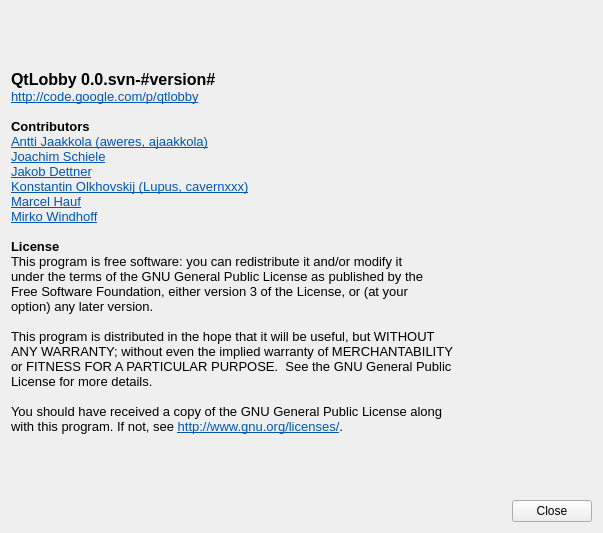
The window that ui/AboutWidget.ui (tizbac/qtlobby) describes before a commit, drawn with Qt 5.
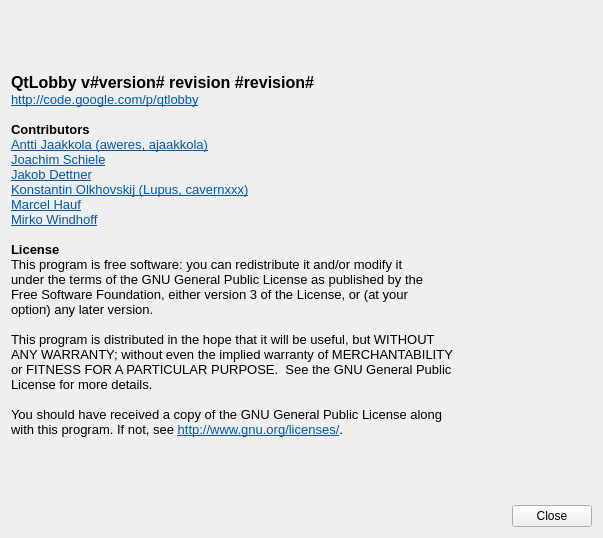
The same window after the commit. Icons and pictures are not drawn.

Commit message: introduced version /sayver command

Patch:
```diff
--- a/ui/AboutWidget.ui
+++ b/ui/AboutWidget.ui
@@ -7,7 +7,7 @@
     <x>0</x>
     <y>0</y>
     <width>603</width>
-    <height>533</height>
+    <height>538</height>
    </rect>
   </property>
   <property name="windowTitle">
@@ -22,30 +22,30 @@
         <string>&lt;!DOCTYPE HTML PUBLIC &quot;-//W3C//DTD HTML 4.0//EN&quot; &quot;http://www.w3.org/TR/REC-html40/strict.dtd&quot;&gt;
 &lt;html&gt;&lt;head&gt;&lt;meta name=&quot;qrichtext&quot; content=&quot;1&quot; /&gt;&lt;style type=&quot;text/css&quot;&gt;
 p, li { white-space: pre-wrap; }
-&lt;/style&gt;&lt;/head&gt;&lt;body style=&quot; font-family:'Verdana'; font-size:10pt; font-weight:400; font-style:normal;&quot;&gt;
+&lt;/style&gt;&lt;/head&gt;&lt;body style=&quot; font-family:'DejaVu Sans'; font-size:9pt; font-weight:400; font-style:normal;&quot;&gt;
 &lt;p style=&quot; margin-top:0px; margin-bottom:0px; margin-left:0px; margin-right:0px; -qt-block-indent:0; text-indent:0px;&quot;&gt;&lt;img src=&quot;:/icons/qtlobby-logo-64x64.png&quot; /&gt;&lt;/p&gt;
-&lt;p style=&quot; margin-top:0px; margin-bottom:0px; margin-left:0px; margin-right:0px; -qt-block-indent:0; text-indent:0px;&quot;&gt;&lt;span style=&quot; font-size:12pt; font-weight:600;&quot;&gt;QtLobby 0.0.svn-#version#&lt;/span&gt;&lt;/p&gt;
-&lt;p style=&quot; margin-top:0px; margin-bottom:0px; margin-left:0px; margin-right:0px; -qt-block-indent:0; text-indent:0px;&quot;&gt;&lt;a href=&quot;http://code.google.com/p/qtlobby/&quot;&gt;&lt;span style=&quot; text-decoration: underline; color:#0057ae;&quot;&gt;http://code.google.com/p/qtlobby&lt;/span&gt;&lt;/a&gt;&lt;/p&gt;
-&lt;p style=&quot;-qt-paragraph-type:empty; margin-top:0px; margin-bottom:0px; margin-left:0px; margin-right:0px; -qt-block-indent:0; text-indent:0px; font-family:'Sans Serif';&quot;&gt;&lt;/p&gt;
-&lt;p style=&quot; margin-top:0px; margin-bottom:0px; margin-left:0px; margin-right:0px; -qt-block-indent:0; text-indent:0px;&quot;&gt;&lt;span style=&quot; font-family:'Sans Serif'; font-weight:600;&quot;&gt;Contributors&lt;/span&gt;&lt;/p&gt;
-&lt;p style=&quot; margin-top:0px; margin-bottom:0px; margin-left:0px; margin-right:0px; -qt-block-indent:0; text-indent:0px;&quot;&gt;&lt;a href=&quot;http://code.google.com/u/ajaakkola/&quot;&gt;&lt;span style=&quot; text-decoration: underline; color:#0057ae;&quot;&gt;Antti Jaakkola (aweres, ajaakkola)&lt;/span&gt;&lt;/a&gt;&lt;/p&gt;
-&lt;p style=&quot; margin-top:0px; margin-bottom:0px; margin-left:0px; margin-right:0px; -qt-block-indent:0; text-indent:0px;&quot;&gt;&lt;a href=&quot;http://lastlog.de&quot;&gt;&lt;span style=&quot; text-decoration: underline; color:#0057ae;&quot;&gt;Joachim Schiele&lt;/span&gt;&lt;/a&gt;&lt;/p&gt;
-&lt;p style=&quot; margin-top:0px; margin-bottom:0px; margin-left:0px; margin-right:0px; -qt-block-indent:0; text-indent:0px;&quot;&gt;&lt;a href=&quot;http://jakob.dettner.de&quot;&gt;&lt;span style=&quot; text-decoration: underline; color:#0057ae;&quot;&gt;Jakob Dettner&lt;/span&gt;&lt;/a&gt;&lt;/p&gt;
-&lt;p style=&quot; margin-top:0px; margin-bottom:0px; margin-left:0px; margin-right:0px; -qt-block-indent:0; text-indent:0px;&quot;&gt;&lt;a href=&quot;http://code.google.com/u/cavernxxx/&quot;&gt;&lt;span style=&quot; text-decoration: underline; color:#0057ae;&quot;&gt;Konstantin Olkhovskij (Lupus, cavernxxx)&lt;/span&gt;&lt;/a&gt;&lt;/p&gt;
-&lt;p style=&quot; margin-top:0px; margin-bottom:0px; margin-left:0px; margin-right:0px; -qt-block-indent:0; text-indent:0px;&quot;&gt;&lt;a href=&quot;http://code.google.com/u/marcel.hauf/&quot;&gt;&lt;span style=&quot; text-decoration: underline; color:#0057ae;&quot;&gt;Marcel Hauf&lt;/span&gt;&lt;/a&gt;&lt;/p&gt;
-&lt;p style=&quot; margin-top:0px; margin-bottom:0px; margin-left:0px; margin-right:0px; -qt-block-indent:0; text-indent:0px;&quot;&gt;&lt;a href=&quot;http://mirko.windhoff.net&quot;&gt;&lt;span style=&quot; text-decoration: underline; color:#0057ae;&quot;&gt;Mirko Windhoff&lt;/span&gt;&lt;/a&gt;&lt;/p&gt;
-&lt;p style=&quot;-qt-paragraph-type:empty; margin-top:0px; margin-bottom:0px; margin-left:0px; margin-right:0px; -qt-block-indent:0; text-indent:0px; font-family:'Sans Serif';&quot;&gt;&lt;/p&gt;
-&lt;p style=&quot; margin-top:0px; margin-bottom:0px; margin-left:0px; margin-right:0px; -qt-block-indent:0; text-indent:0px;&quot;&gt;&lt;span style=&quot; font-family:'Sans Serif'; font-weight:600;&quot;&gt;License&lt;/span&gt;&lt;/p&gt;
-&lt;p style=&quot; margin-top:0px; margin-bottom:0px; margin-left:0px; margin-right:0px; -qt-block-indent:0; text-indent:0px;&quot;&gt;&lt;span style=&quot; font-family:'Sans Serif';&quot;&gt;This program is free software: you can redistribute it and/or modify it &lt;/span&gt;&lt;/p&gt;
-&lt;p style=&quot; margin-top:0px; margin-bottom:0px; margin-left:0px; margin-right:0px; -qt-block-indent:0; text-indent:0px;&quot;&gt;&lt;span style=&quot; font-family:'Sans Serif';&quot;&gt;under the terms of the GNU General Public License as published by the &lt;/span&gt;&lt;/p&gt;
-&lt;p style=&quot; margin-top:0px; margin-bottom:0px; margin-left:0px; margin-right:0px; -qt-block-indent:0; text-indent:0px;&quot;&gt;&lt;span style=&quot; font-family:'Sans Serif';&quot;&gt;Free Software Foundation, either version 3 of the License, or (at your &lt;/span&gt;&lt;/p&gt;
-&lt;p style=&quot; margin-top:0px; margin-bottom:0px; margin-left:0px; margin-right:0px; -qt-block-indent:0; text-indent:0px;&quot;&gt;&lt;span style=&quot; font-family:'Sans Serif';&quot;&gt;option) any later version.&lt;/span&gt;&lt;/p&gt;
-&lt;p style=&quot; margin-top:0px; margin-bottom:0px; margin-left:0px; margin-right:0px; -qt-block-indent:0; text-indent:0px;&quot;&gt;&lt;span style=&quot; font-family:'Sans Serif';&quot;&gt;&lt;br /&gt;This program is distributed in the hope that it will be useful, but WITHOUT &lt;/span&gt;&lt;/p&gt;
-&lt;p style=&quot; margin-top:0px; margin-bottom:0px; margin-left:0px; margin-right:0px; -qt-block-indent:0; text-indent:0px;&quot;&gt;&lt;span style=&quot; font-family:'Sans Serif';&quot;&gt;ANY WARRANTY; without even the implied warranty of MERCHANTABILITY &lt;/span&gt;&lt;/p&gt;
-&lt;p style=&quot; margin-top:0px; margin-bottom:0px; margin-left:0px; margin-right:0px; -qt-block-indent:0; text-indent:0px;&quot;&gt;&lt;span style=&quot; font-family:'Sans Serif';&quot;&gt;or FITNESS FOR A PARTICULAR PURPOSE.  See the GNU General Public &lt;/span&gt;&lt;/p&gt;
-&lt;p style=&quot; margin-top:0px; margin-bottom:0px; margin-left:0px; margin-right:0px; -qt-block-indent:0; text-indent:0px;&quot;&gt;&lt;span style=&quot; font-family:'Sans Serif';&quot;&gt;License for more details.&lt;/span&gt;&lt;/p&gt;
-&lt;p style=&quot; margin-top:0px; margin-bottom:0px; margin-left:0px; margin-right:0px; -qt-block-indent:0; text-indent:0px;&quot;&gt;&lt;span style=&quot; font-family:'Sans Serif';&quot;&gt;&lt;br /&gt;You should have received a copy of the GNU General Public License along &lt;/span&gt;&lt;/p&gt;
-&lt;p style=&quot; margin-top:0px; margin-bottom:0px; margin-left:0px; margin-right:0px; -qt-block-indent:0; text-indent:0px;&quot;&gt;&lt;span style=&quot; font-family:'Sans Serif';&quot;&gt;with this program. If not, see &lt;/span&gt;&lt;a href=&quot;http://www.gnu.org/licenses/&quot;&gt;&lt;span style=&quot; text-decoration: underline; color:#0057ae;&quot;&gt;http://www.gnu.org/licenses/&lt;/span&gt;&lt;/a&gt;&lt;span style=&quot; font-family:'Sans Serif';&quot;&gt;.&lt;/span&gt;&lt;/p&gt;&lt;/body&gt;&lt;/html&gt;</string>
+&lt;p style=&quot; margin-top:0px; margin-bottom:0px; margin-left:0px; margin-right:0px; -qt-block-indent:0; text-indent:0px;&quot;&gt;&lt;span style=&quot; font-family:'Verdana'; font-size:12pt; font-weight:600;&quot;&gt;QtLobby v#version# revision #revision#&lt;/span&gt;&lt;/p&gt;
+&lt;p style=&quot; margin-top:0px; margin-bottom:0px; margin-left:0px; margin-right:0px; -qt-block-indent:0; text-indent:0px;&quot;&gt;&lt;a href=&quot;http://code.google.com/p/qtlobby/&quot;&gt;&lt;span style=&quot; font-family:'Verdana'; font-size:10pt; text-decoration: underline; color:#0057ae;&quot;&gt;http://code.google.com/p/qtlobby&lt;/span&gt;&lt;/a&gt;&lt;/p&gt;
+&lt;p style=&quot;-qt-paragraph-type:empty; margin-top:0px; margin-bottom:0px; margin-left:0px; margin-right:0px; -qt-block-indent:0; text-indent:0px; font-family:'Sans Serif'; font-size:10pt;&quot;&gt;&lt;/p&gt;
+&lt;p style=&quot; margin-top:0px; margin-bottom:0px; margin-left:0px; margin-right:0px; -qt-block-indent:0; text-indent:0px;&quot;&gt;&lt;span style=&quot; font-family:'Sans Serif'; font-size:10pt; font-weight:600;&quot;&gt;Contributors&lt;/span&gt;&lt;/p&gt;
+&lt;p style=&quot; margin-top:0px; margin-bottom:0px; margin-left:0px; margin-right:0px; -qt-block-indent:0; text-indent:0px;&quot;&gt;&lt;a href=&quot;http://code.google.com/u/ajaakkola/&quot;&gt;&lt;span style=&quot; font-family:'Verdana'; font-size:10pt; text-decoration: underline; color:#0057ae;&quot;&gt;Antti Jaakkola (aweres, ajaakkola)&lt;/span&gt;&lt;/a&gt;&lt;/p&gt;
+&lt;p style=&quot; margin-top:0px; margin-bottom:0px; margin-left:0px; margin-right:0px; -qt-block-indent:0; text-indent:0px;&quot;&gt;&lt;a href=&quot;http://lastlog.de&quot;&gt;&lt;span style=&quot; font-family:'Verdana'; font-size:10pt; text-decoration: underline; color:#0057ae;&quot;&gt;Joachim Schiele&lt;/span&gt;&lt;/a&gt;&lt;/p&gt;
+&lt;p style=&quot; margin-top:0px; margin-bottom:0px; margin-left:0px; margin-right:0px; -qt-block-indent:0; text-indent:0px;&quot;&gt;&lt;a href=&quot;http://jakob.dettner.de&quot;&gt;&lt;span style=&quot; font-family:'Verdana'; font-size:10pt; text-decoration: underline; color:#0057ae;&quot;&gt;Jakob Dettner&lt;/span&gt;&lt;/a&gt;&lt;/p&gt;
+&lt;p style=&quot; margin-top:0px; margin-bottom:0px; margin-left:0px; margin-right:0px; -qt-block-indent:0; text-indent:0px;&quot;&gt;&lt;a href=&quot;http://code.google.com/u/cavernxxx/&quot;&gt;&lt;span style=&quot; font-family:'Verdana'; font-size:10pt; text-decoration: underline; color:#0057ae;&quot;&gt;Konstantin Olkhovskij (Lupus, cavernxxx)&lt;/span&gt;&lt;/a&gt;&lt;/p&gt;
+&lt;p style=&quot; margin-top:0px; margin-bottom:0px; margin-left:0px; margin-right:0px; -qt-block-indent:0; text-indent:0px;&quot;&gt;&lt;a href=&quot;http://code.google.com/u/marcel.hauf/&quot;&gt;&lt;span style=&quot; font-family:'Verdana'; font-size:10pt; text-decoration: underline; color:#0057ae;&quot;&gt;Marcel Hauf&lt;/span&gt;&lt;/a&gt;&lt;/p&gt;
+&lt;p style=&quot; margin-top:0px; margin-bottom:0px; margin-left:0px; margin-right:0px; -qt-block-indent:0; text-indent:0px;&quot;&gt;&lt;a href=&quot;http://mirko.windhoff.net&quot;&gt;&lt;span style=&quot; font-family:'Verdana'; font-size:10pt; text-decoration: underline; color:#0057ae;&quot;&gt;Mirko Windhoff&lt;/span&gt;&lt;/a&gt;&lt;/p&gt;
+&lt;p style=&quot;-qt-paragraph-type:empty; margin-top:0px; margin-bottom:0px; margin-left:0px; margin-right:0px; -qt-block-indent:0; text-indent:0px; font-family:'Sans Serif'; font-size:10pt;&quot;&gt;&lt;/p&gt;
+&lt;p style=&quot; margin-top:0px; margin-bottom:0px; margin-left:0px; margin-right:0px; -qt-block-indent:0; text-indent:0px;&quot;&gt;&lt;span style=&quot; font-family:'Sans Serif'; font-size:10pt; font-weight:600;&quot;&gt;License&lt;/span&gt;&lt;/p&gt;
+&lt;p style=&quot; margin-top:0px; margin-bottom:0px; margin-left:0px; margin-right:0px; -qt-block-indent:0; text-indent:0px;&quot;&gt;&lt;span style=&quot; font-family:'Sans Serif'; font-size:10pt;&quot;&gt;This program is free software: you can redistribute it and/or modify it &lt;/span&gt;&lt;/p&gt;
+&lt;p style=&quot; margin-top:0px; margin-bottom:0px; margin-left:0px; margin-right:0px; -qt-block-indent:0; text-indent:0px;&quot;&gt;&lt;span style=&quot; font-family:'Sans Serif'; font-size:10pt;&quot;&gt;under the terms of the GNU General Public License as published by the &lt;/span&gt;&lt;/p&gt;
+&lt;p style=&quot; margin-top:0px; margin-bottom:0px; margin-left:0px; margin-right:0px; -qt-block-indent:0; text-indent:0px;&quot;&gt;&lt;span style=&quot; font-family:'Sans Serif'; font-size:10pt;&quot;&gt;Free Software Foundation, either version 3 of the License, or (at your &lt;/span&gt;&lt;/p&gt;
+&lt;p style=&quot; margin-top:0px; margin-bottom:0px; margin-left:0px; margin-right:0px; -qt-block-indent:0; text-indent:0px;&quot;&gt;&lt;span style=&quot; font-family:'Sans Serif'; font-size:10pt;&quot;&gt;option) any later version.&lt;/span&gt;&lt;/p&gt;
+&lt;p style=&quot; margin-top:0px; margin-bottom:0px; margin-left:0px; margin-right:0px; -qt-block-indent:0; text-indent:0px;&quot;&gt;&lt;span style=&quot; font-family:'Sans Serif'; font-size:10pt;&quot;&gt;&lt;br /&gt;This program is distributed in the hope that it will be useful, but WITHOUT &lt;/span&gt;&lt;/p&gt;
+&lt;p style=&quot; margin-top:0px; margin-bottom:0px; margin-left:0px; margin-right:0px; -qt-block-indent:0; text-indent:0px;&quot;&gt;&lt;span style=&quot; font-family:'Sans Serif'; font-size:10pt;&quot;&gt;ANY WARRANTY; without even the implied warranty of MERCHANTABILITY &lt;/span&gt;&lt;/p&gt;
+&lt;p style=&quot; margin-top:0px; margin-bottom:0px; margin-left:0px; margin-right:0px; -qt-block-indent:0; text-indent:0px;&quot;&gt;&lt;span style=&quot; font-family:'Sans Serif'; font-size:10pt;&quot;&gt;or FITNESS FOR A PARTICULAR PURPOSE.  See the GNU General Public &lt;/span&gt;&lt;/p&gt;
+&lt;p style=&quot; margin-top:0px; margin-bottom:0px; margin-left:0px; margin-right:0px; -qt-block-indent:0; text-indent:0px;&quot;&gt;&lt;span style=&quot; font-family:'Sans Serif'; font-size:10pt;&quot;&gt;License for more details.&lt;/span&gt;&lt;/p&gt;
+&lt;p style=&quot; margin-top:0px; margin-bottom:0px; margin-left:0px; margin-right:0px; -qt-block-indent:0; text-indent:0px;&quot;&gt;&lt;span style=&quot; font-family:'Sans Serif'; font-size:10pt;&quot;&gt;&lt;br /&gt;You should have received a copy of the GNU General Public License along &lt;/span&gt;&lt;/p&gt;
+&lt;p style=&quot; margin-top:0px; margin-bottom:0px; margin-left:0px; margin-right:0px; -qt-block-indent:0; text-indent:0px;&quot;&gt;&lt;span style=&quot; font-family:'Sans Serif'; font-size:10pt;&quot;&gt;with this program. If not, see &lt;/span&gt;&lt;a href=&quot;http://www.gnu.org/licenses/&quot;&gt;&lt;span style=&quot; font-family:'Verdana'; font-size:10pt; text-decoration: underline; color:#0057ae;&quot;&gt;http://www.gnu.org/licenses/&lt;/span&gt;&lt;/a&gt;&lt;span style=&quot; font-family:'Sans Serif'; font-size:10pt;&quot;&gt;.&lt;/span&gt;&lt;/p&gt;&lt;/body&gt;&lt;/html&gt;</string>
        </property>
        <property name="openExternalLinks">
         <bool>true</bool>
```
The commit also changes 5 other files.
